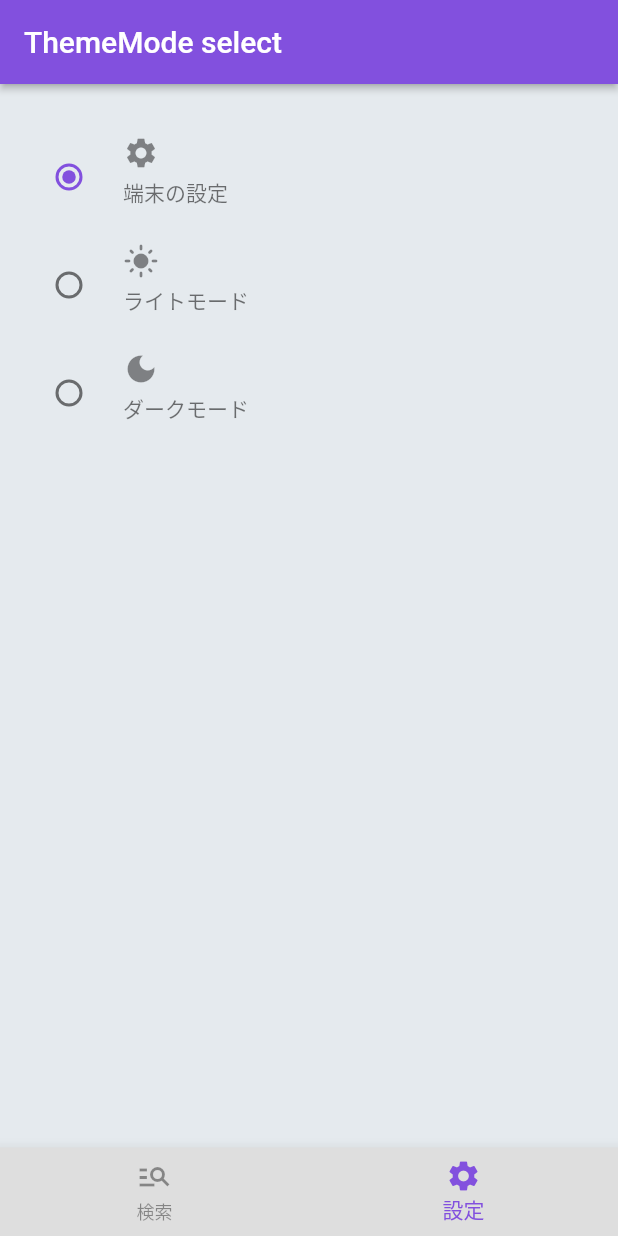
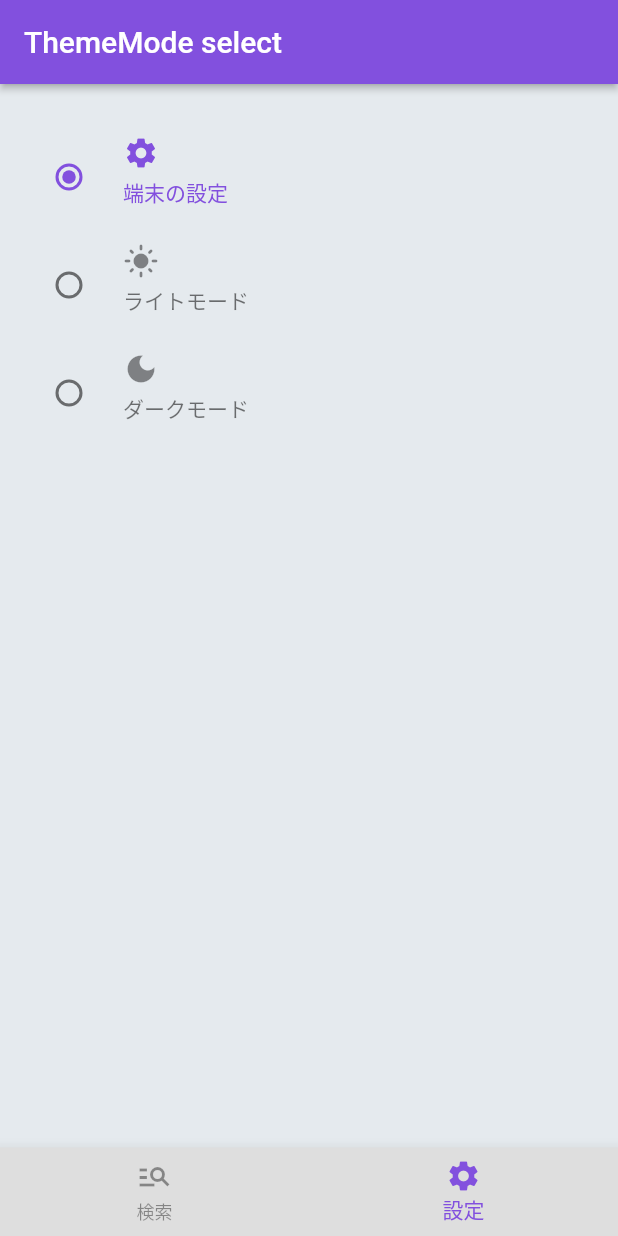
Before and after one commit to trm11tkr/github-repo-search, a Flutter app: the screen it shows after launch, item 2 of the bottom bar chosen, on a phone screen of 412 x 824 dp. Run offline on Flutter 3.47's test engine with Material 2 defaults, Android fonts, the phone set to English and light mode, and no system bars; our stand-ins replace extended_image, freezed_annotation, gap, hooks_riverpod, pull_to_refresh_flutter3, shared_preferences; missing offline and left inert: simple_logger; network calls fail.

Commit message:
RadioListTileの色を修正

```diff
--- a/lib/core/res/app_theme.dart
+++ b/lib/core/res/app_theme.dart
@@ -51,8 +51,8 @@ ThemeData get appTheme {
         ),
       ),
     ),
-    iconTheme: base.iconTheme.copyWith(
-      color: base.primaryColor,
+    iconTheme: const IconThemeData(
+      color: ColorName.textColor,
     ),
     dividerTheme: base.dividerTheme.copyWith(
       color: ColorName.textSubColor.withAlpha(100),
@@ -124,8 +124,8 @@ ThemeData get appThemeDark {
         ),
       ),
     ),
-    iconTheme: base.iconTheme.copyWith(
-      color: base.primaryColor,
+    iconTheme: const IconThemeData(
+      color: ColorName.textSubColorDark,
     ),
     dividerTheme: base.dividerTheme.copyWith(
       color: ColorName.textSubColorDark.withAlpha(150),
--- a/lib/feature/setting/setting_page.dart
+++ b/lib/feature/setting/setting_page.dart
@@ -40,6 +40,7 @@ class SettingPage extends ConsumerWidget {
                       child: Icon(themeMode.iconData),
                     ),
                     subtitle: Text(themeMode.subtitle),
+                    selected: currentThemeMode == themeMode,
                   );
                 },
               ),
```
